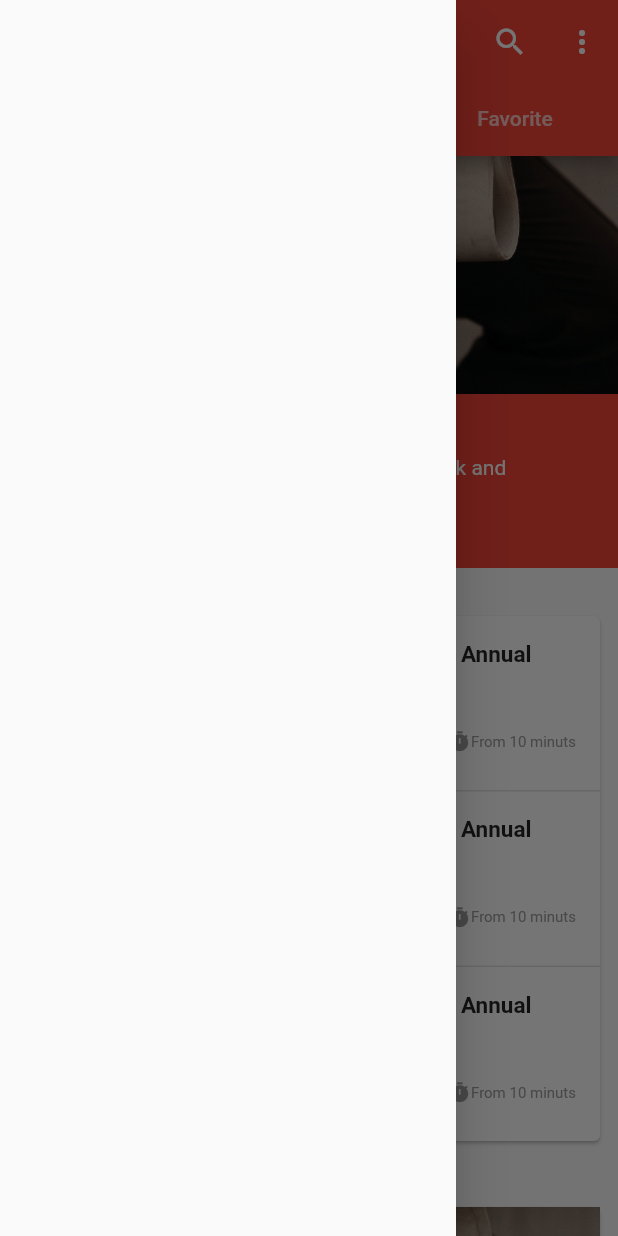
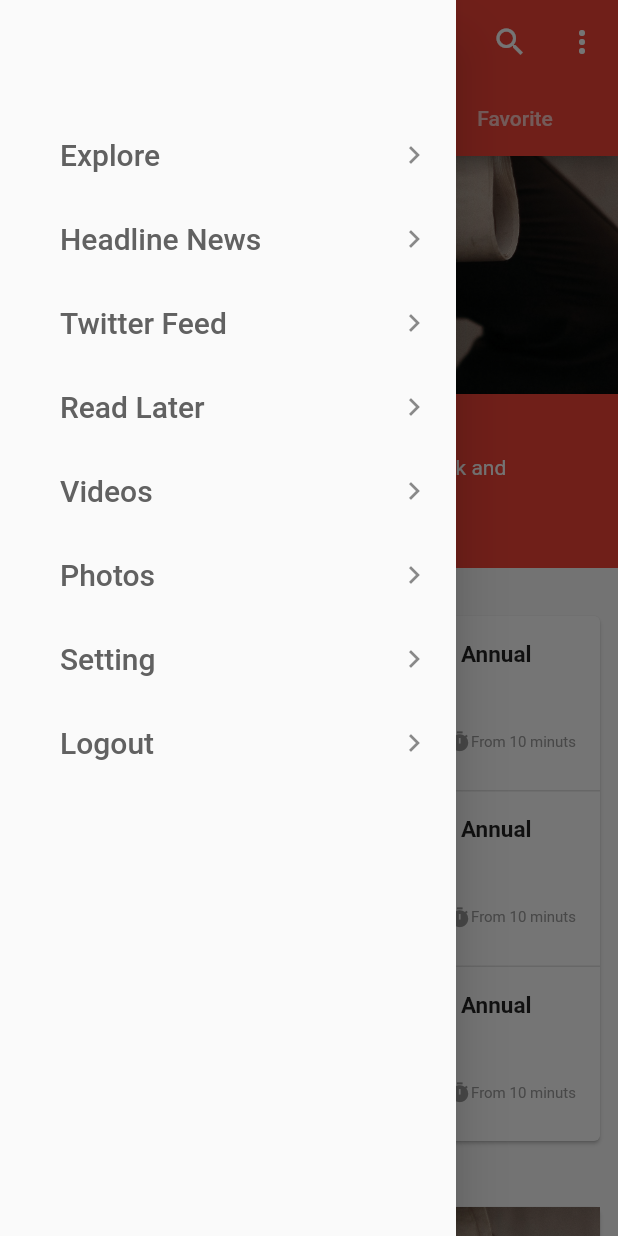
Before and after one commit to Ammarazab/News_App, a Flutter app: the HomeScreen screen opened directly, with the side drawer open, on a phone screen of 412 x 824 dp. Run offline on Flutter 3.47's test engine with Material 2 defaults, Android fonts, the phone set to English and light mode, and no system bars; our stand-ins replace shared_preferences; missing offline and left inert: page_view_indicator; accounts and stored records are empty.

Commit message:
finish 3 screens

```diff
--- /dev/null
+++ b/news_app_flutter/lib/models/map_menu.dart
@@ -0,0 +1,8 @@
+class NavMenuItem {
+  String title;
+  Function destiation;
+
+  NavMenuItem(this.title, this.destiation) ;
+
+
+}
--- a/news_app_flutter/lib/screens/home_tabs/secondtabs.dart
+++ b/news_app_flutter/lib/screens/home_tabs/secondtabs.dart
@@ -16,7 +16,7 @@ class _SecondTabsState extends State<SecondTabs> {
           ),
         );
       },
-      itemCount: 20,
+      // itemCount: 20,
     );
   }
    Widget _topstory() {
--- a/news_app_flutter/lib/screens/home_tabs/thiredtans.dart
+++ b/news_app_flutter/lib/screens/home_tabs/thiredtans.dart
@@ -40,7 +40,7 @@ class _ThiredTabsState extends State<ThiredTabs> {
           ),
         );
       },
-      itemCount: 20,
+      // itemCount: 20,
     );
   }
 
--- a/news_app_flutter/lib/shared_ui/navigation_drawer.dart
+++ b/news_app_flutter/lib/shared_ui/navigation_drawer.dart
@@ -1,18 +1,52 @@
 import 'package:flutter/material.dart';
+import 'package:news_app_flutter/models/map_menu.dart';
+import 'package:news_app_flutter/screens/headline_news.dart';
+import 'package:news_app_flutter/screens/home.dart';
+import 'package:news_app_flutter/screens/twitterfeed.dart';
 
-// ignore: camel_case_types
 class Navigatordrawer extends StatefulWidget {
   @override
   _NavigatordrawerState createState() => _NavigatordrawerState();
 }
 
-// ignore: camel_case_types
 class _NavigatordrawerState extends State<Navigatordrawer> {
+  List<NavMenuItem> navigationmenu = [
+    NavMenuItem('Explore', () => HomeScreen()),
+    NavMenuItem('Headline News', () => HeadLineNews()),
+    NavMenuItem('Twitter Feed', () => TwitterFeed()),
+    NavMenuItem('Read Later', () => HomeScreen()),
+    NavMenuItem('Videos', () => HeadLineNews()),
+    NavMenuItem('Photos', () => HomeScreen()),
+    NavMenuItem('Setting', () => HeadLineNews()),
+    NavMenuItem('Logout', () => HeadLineNews()),
+  ];
+
   @override
   Widget build(BuildContext context) {
     return Drawer(
-
-
-    );
+        child: Padding(
+      padding: const EdgeInsets.only(top: 75.0, left: 24),
+      child: ListView.builder(
+        itemBuilder: (context, position) {
+          return ListTile(
+            title: Text(
+              navigationmenu[position].title,
+              style: TextStyle(
+                color: Colors.grey[700],
+                fontSize: 20,
+              ),
+            ),
+            trailing: Icon(Icons.chevron_right),
+            onTap: () {
+              Navigator.pop(context);
+              Navigator.push(context, MaterialPageRoute(builder: (context) {
+                return navigationmenu[position].destiation();
+              }));
+            },
+          );
+        },
+        itemCount: navigationmenu.length,
+      ),
+    ));
   }
 }
```
Also changed, not shown: news_app_flutter/lib/screens/headline_news.dart (added, +67 -0 lines), news_app_flutter/lib/screens/twitterfeed.dart (added, +145 -0 lines).
